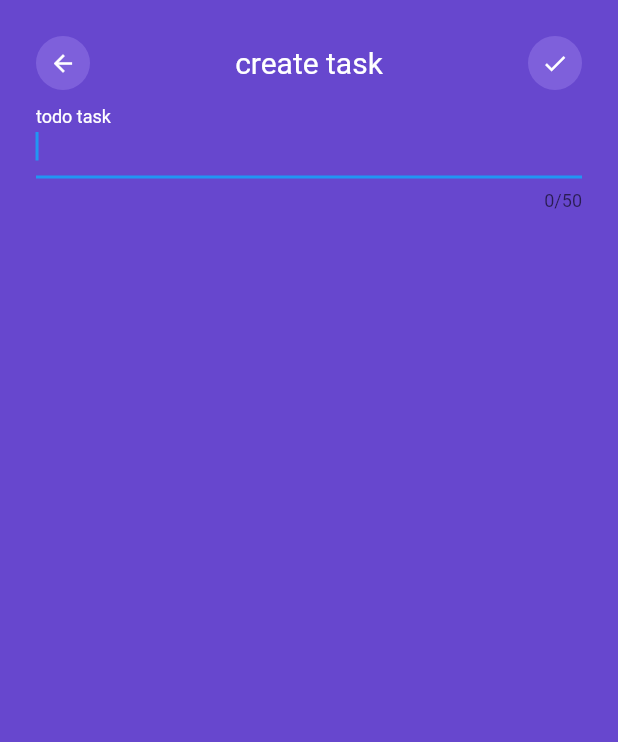
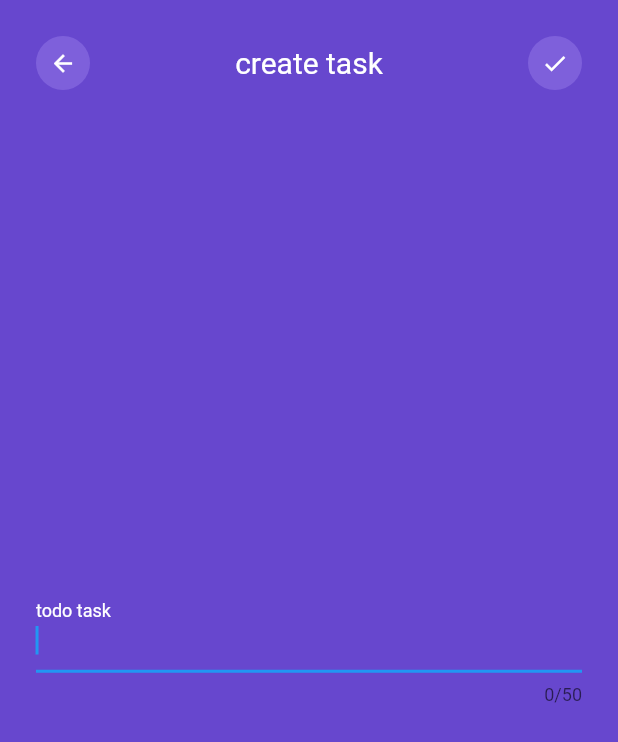
Before and after one commit to mmalak7/todo_flutter, a Flutter app: the CreateTaskPage screen opened directly, on a phone screen of 412 x 824 dp. Shown: the top 742 px of the screen. Run offline on Flutter 3.47's test engine with Material 2 defaults, Android fonts, the phone set to English and light mode, and no system bars.

Commit message:
add alignment for testForm

```diff
--- a/lib/main.dart
+++ b/lib/main.dart
@@ -196,6 +196,7 @@ class _CreateTaskPageState extends State<CreateTaskPage> {
           child: Padding(
             padding: EdgeInsets.all(24.0),
             child: Column(
+              mainAxisAlignment: MainAxisAlignment.spaceEvenly,
               children: <Widget>[
                 Row(
                   mainAxisAlignment: MainAxisAlignment.spaceBetween,
@@ -244,7 +245,12 @@ class _CreateTaskPageState extends State<CreateTaskPage> {
                     ),
                   ],
                 ),
-                testForm(),
+                Expanded(
+                  child: Align(
+                    alignment: Alignment.center,
+                    child: testForm(),
+                  ),
+                ),
               ],
             ),
           ),
@@ -254,10 +260,7 @@ class _CreateTaskPageState extends State<CreateTaskPage> {
   }
 
   Widget testForm() {
-    return Column(
-      crossAxisAlignment: CrossAxisAlignment.start,
-      children: <Widget>[
-        TextField(
+    return TextField(
       style: TextStyle(color: Colors.white),
       autofocus: true,
       maxLength: 50,
@@ -273,8 +276,6 @@ class _CreateTaskPageState extends State<CreateTaskPage> {
           ),
         ),
       ),
-        ),
-      ],
     );
   }
 }
```
Lines whose indentation alone changed are shown as unchanged.
